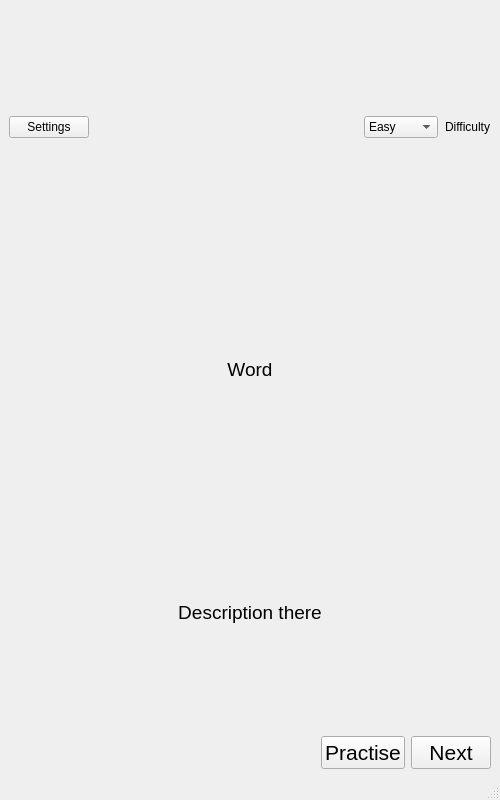
Old version of the form mainwindow.ui in the repository YuichiKamishiro/CppVocabQt.
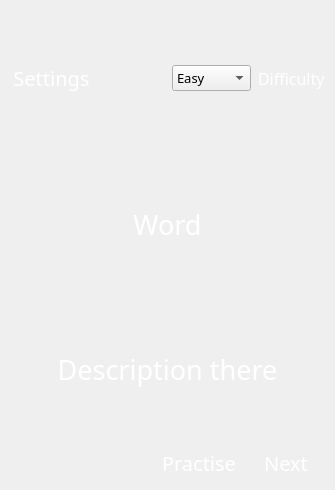
New version of the form. Icons and pictures are not drawn.

Commit message: Add Settings CustomDialog, Fix window size

```diff
--- a/mainwindow.ui
+++ b/mainwindow.ui
@@ -6,8 +6,8 @@
    <rect>
     <x>0</x>
     <y>0</y>
-    <width>500</width>
-    <height>800</height>
+    <width>335</width>
+    <height>490</height>
    </rect>
   </property>
   <property name="windowTitle">
@@ -33,9 +33,18 @@
           <property name="layoutDirection">
            <enum>Qt::LayoutDirection::LeftToRight</enum>
           </property>
+          <property name="styleSheet">
+           <string notr="true">color: white;
+background-color: transparent;
+font-family: Rocklime;
+font-size: 15pt;</string>
+          </property>
           <property name="text">
            <string>Settings</string>
           </property>
+          <property name="flat">
+           <bool>true</bool>
+          </property>
          </widget>
         </item>
         <item>
@@ -56,6 +65,11 @@
           <property name="autoFillBackground">
            <bool>false</bool>
           </property>
+          <property name="styleSheet">
+           <string notr="true">color: black;
+font-family: Rocklime;
+font-size: 10pt;</string>
+          </property>
           <item>
            <property name="text">
             <string>Easy</string>
@@ -75,6 +89,12 @@
         </item>
         <item>
          <widget class="QLabel" name="labelSettings">
+          <property name="styleSheet">
+           <string notr="true">color: white;
+background-color: transparent;
+font-family: Rocklime;
+font-size: 12pt;</string>
+          </property>
           <property name="text">
            <string>Difficulty</string>
           </property>
@@ -86,12 +106,19 @@
        <widget class="QLabel" name="labelWord">
         <property name="font">
          <font>
-          <pointsize>14</pointsize>
+          <family>Rocklime</family>
+          <pointsize>20</pointsize>
          </font>
         </property>
         <property name="layoutDirection">
          <enum>Qt::LayoutDirection::LeftToRight</enum>
         </property>
+        <property name="styleSheet">
+         <string notr="true">color: white;
+background-color: transparent;
+font-family: Rocklime;
+font-size: 20pt;</string>
+        </property>
         <property name="text">
          <string>Word</string>
         </property>
@@ -104,9 +131,16 @@
        <widget class="QLabel" name="labelDescription">
         <property name="font">
          <font>
-          <pointsize>14</pointsize>
+          <family>Rocklime</family>
+          <pointsize>20</pointsize>
          </font>
         </property>
+        <property name="styleSheet">
+         <string notr="true">color: white;
+background-color: transparent;
+font-family: Rocklime;
+font-size: 20pt;</string>
+        </property>
         <property name="text">
          <string>Description there</string>
         </property>
@@ -134,30 +168,50 @@
          <widget class="QPushButton" name="pushButton_2">
           <property name="font">
            <font>
-            <pointsize>16</pointsize>
+            <family>Rocklime</family>
+            <pointsize>15</pointsize>
            </font>
           </property>
           <property name="autoFillBackground">
            <bool>false</bool>
           </property>
+          <property name="styleSheet">
+           <string notr="true">color: white;
+background-color: transparent;
+font-family: Rocklime;
+font-size: 15pt;</string>
+          </property>
           <property name="text">
            <string>Practise</string>
           </property>
+          <property name="flat">
+           <bool>true</bool>
+          </property>
          </widget>
         </item>
         <item>
          <widget class="QPushButton" name="buttonNext">
           <property name="font">
            <font>
-            <pointsize>16</pointsize>
+            <family>Rocklime</family>
+            <pointsize>15</pointsize>
            </font>
           </property>
           <property name="autoFillBackground">
            <bool>false</bool>
           </property>
+          <property name="styleSheet">
+           <string notr="true">color: white;
+background-color: transparent;
+font-family: Rocklime;
+font-size: 15pt;</string>
+          </property>
           <property name="text">
            <string>Next</string>
           </property>
+          <property name="flat">
+           <bool>true</bool>
+          </property>
          </widget>
         </item>
        </layout>
@@ -166,17 +220,6 @@
     </item>
    </layout>
   </widget>
-  <widget class="QMenuBar" name="menubar">
-   <property name="geometry">
-    <rect>
-     <x>0</x>
-     <y>0</y>
-     <width>500</width>
-     <height>26</height>
-    </rect>
-   </property>
-  </widget>
-  <widget class="QStatusBar" name="statusbar"/>
  </widget>
  <resources/>
  <connections/>
```
Left out of the diff: 6 changed lines with no effect on the pictures. The commit also changes 5 other files.
